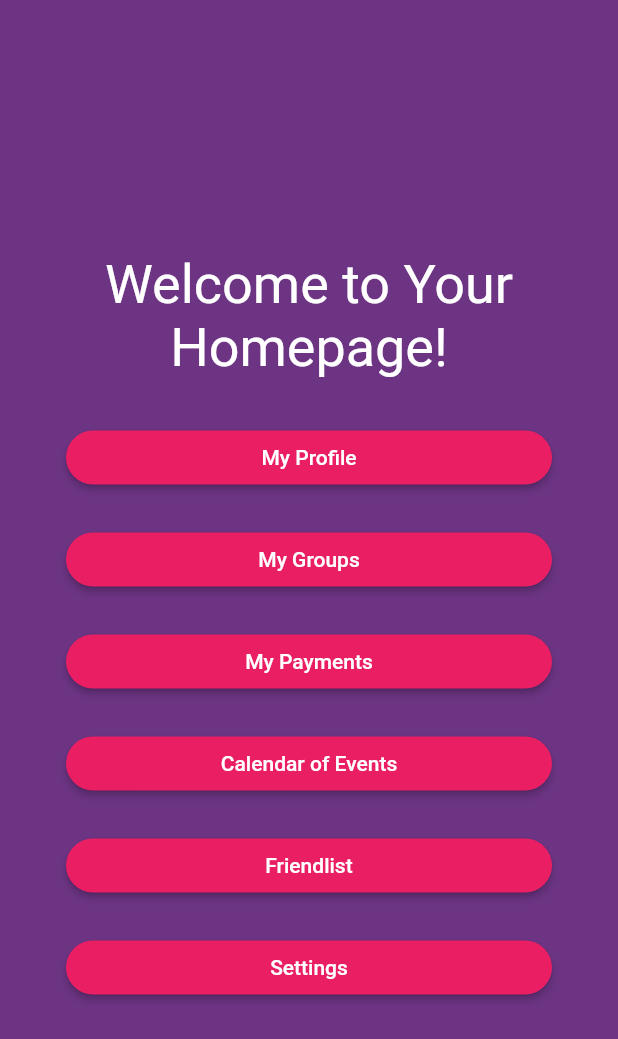
After one commit to dragane359/PlanPal_v0, a Flutter app: the HomeScreen screen opened directly, on a phone screen of 412 x 824 dp. The commit adds this screen. Shown: the top 1039 px of the screen. Run offline on Flutter 3.47's test engine with Material 2 defaults, Android fonts, the phone set to English and light mode, and no system bars; our stand-ins replace firebase_auth, firebase_core, google_sign_in; accounts and stored records are empty.

Commit message:
basic homepage UI

```diff
--- a/lib/screens/existing_email_login.dart
+++ b/lib/screens/existing_email_login.dart
@@ -9,6 +9,7 @@ import 'package:flutterfire_samples/res/custom_colors.dart';
 import 'package:flutter/material.dart';
 //import 'package:cloud_firestore/cloud_firestore.dart';
 import 'package:flutterfire_samples/screens/email_next_screen.dart';
+import 'package:flutterfire_samples/screens/home_screen.dart';
 
 class ExistingEmailLogin extends StatefulWidget {
   static String tag = 'login-page';
@@ -55,7 +56,7 @@ class _ExistingEmailLoginState extends State<ExistingEmailLogin> {
       padding: EdgeInsets.all(8.0),
       child: Text(
         '$_errorMessage',
-        style: TextStyle(fontSize: 14.0, color: Colors.red),
+        style: TextStyle(color: Colors.red),
         textAlign: TextAlign.center,
       ),
     );
@@ -127,7 +128,7 @@ class _ExistingEmailLoginState extends State<ExistingEmailLogin> {
                         password: passwordController.text)
                     .then((uid) => Navigator.of(context).pushReplacement(
                         MaterialPageRoute(
-                            builder: (context) => EmailNextScreen())))
+                            builder: (context) => HomeScreen())))
                     .catchError((error) => {processError(error)});
               }
             },
@@ -175,7 +176,9 @@ class _ExistingEmailLoginState extends State<ExistingEmailLogin> {
                 SizedBox(height: 24.0),
                 loginButton,
                 SizedBox(height: 24.0),
-                cancel
+                cancel,
+                SizedBox(height: 24.0),
+                errorMessage
               ],
             ),
           ),
--- /dev/null
+++ b/lib/screens/home_screen.dart
@@ -0,0 +1,128 @@
+import 'package:flutter/material.dart';
+import 'package:firebase_auth/firebase_auth.dart';
+//import 'package:cloud_firestore/cloud_firestore.dart';
+import 'package:flutter/services.dart';
+import 'package:flutterfire_samples/res/custom_colors.dart';
+import 'package:flutterfire_samples/screens/user_info_screen.dart';
+import 'package:flutterfire_samples/screens/email_next_screen.dart';
+
+//import 'package:registration/home_page.dart';
+
+class HomeScreen extends StatefulWidget {
+  static String tag = 'home-page';
+  @override
+  _HomeScreenState createState() => new _HomeScreenState();
+}
+
+class _HomeScreenState extends State<HomeScreen> {
+  @override
+  Widget build(BuildContext context) {
+    return Scaffold(
+        backgroundColor: CustomColors.purplee,
+        body: Center(
+            child: ListView(
+          shrinkWrap: true,
+          padding: EdgeInsets.only(top: 16.0, left: 24.0, right: 24.0),
+          children: <Widget>[
+            Padding(
+              padding: EdgeInsets.symmetric(vertical: 8.0),
+              child: Text(
+                'Welcome to Your Homepage!',
+                style: TextStyle(fontSize: 36.0, color: Colors.white),
+                textAlign: TextAlign.center,
+              ),
+            ),
+            Padding(
+                padding: EdgeInsets.fromLTRB(20.0, 20.0, 20.0, 10.0),
+                child: RaisedButton(
+                  color: Colors.pink,
+                  shape: RoundedRectangleBorder(
+              borderRadius: BorderRadius.circular(24),
+            ),
+                  child: Text(
+                    'My Profile',
+                    style: TextStyle(color: Colors.white),
+                  ),
+                  onPressed: () {
+                    Navigator.pop(context);
+                  },
+                )),
+            Padding(
+                padding: EdgeInsets.fromLTRB(20.0, 10.0, 20.0, 10.0),
+                child: RaisedButton(
+                  color: Colors.pink,
+                  shape: RoundedRectangleBorder(
+              borderRadius: BorderRadius.circular(24),
+            ),
+                  child: Text(
+                    'My Groups',
+                    style: TextStyle(color: Colors.white),
+                  ),
+                  onPressed: () {
+                    Navigator.pop(context);
+                  },
+                )),
+            Padding(
+                padding: EdgeInsets.fromLTRB(20.0, 10.0, 20.0, 10.0),
+                child: RaisedButton(
+                  color: Colors.pink,
+                  shape: RoundedRectangleBorder(
+              borderRadius: BorderRadius.circular(24),
+            ),
+                  child: Text(
+                    'My Payments',
+                    style: TextStyle(color: Colors.white),
+                  ),
+                  onPressed: () {
+                    Navigator.pop(context);
+                  },
+                )),
+            Padding(
+                padding: EdgeInsets.fromLTRB(20.0, 10.0, 20.0, 10.0),
+                child: RaisedButton(
+                  color: Colors.pink,
+                  shape: RoundedRectangleBorder(
+              borderRadius: BorderRadius.circular(24),
+            ),
+                  child: Text(
+                    'Calendar of Events',
+                    style: TextStyle(color: Colors.white),
+                  ),
+                  onPressed: () {
+                    Navigator.pop(context);
+                  },
+                )),
+            Padding(
+                padding: EdgeInsets.fromLTRB(20.0, 10.0, 20.0, 10.0),
+                child: RaisedButton(
+                  color: Colors.pink,
+                  shape: RoundedRectangleBorder(
+              borderRadius: BorderRadius.circular(24),
+            ),
+                  child: Text(
+                    'Friendlist',
+                    style: TextStyle(color: Colors.white),
+                  ),
+                  onPressed: () {
+                    Navigator.pop(context);
+                  },
+                )),
+            Padding(
+                padding: EdgeInsets.fromLTRB(20.0, 10.0, 20.0, 10.0),
+                child: RaisedButton(
+                  color: Colors.pink,
+                  shape: RoundedRectangleBorder(
+              borderRadius: BorderRadius.circular(24),
+            ),
+                  child: Text(
+                    'Settings',
+                    style: TextStyle(color: Colors.white),
+                  ),
+                  onPressed: () {
+                    Navigator.pop(context);
+                  },
+                )),
+          ],
+        )));
+  }
+}
--- a/lib/screens/register_screen.dart
+++ b/lib/screens/register_screen.dart
@@ -1,10 +1,9 @@
-import 'package:flutter/material.dart';
-// ignore: duplicate_import
 import 'package:flutter/material.dart';
 import 'package:firebase_auth/firebase_auth.dart';
 //import 'package:cloud_firestore/cloud_firestore.dart';
 import 'package:flutter/services.dart';
 import 'package:flutterfire_samples/res/custom_colors.dart';
+import 'package:flutterfire_samples/screens/home_screen.dart';
 import 'package:flutterfire_samples/screens/user_info_screen.dart';
 import 'package:flutterfire_samples/screens/email_next_screen.dart';
 
@@ -216,7 +215,7 @@ class _RegisterScreenState extends State<RegisterScreen> {
                                     Navigator.of(context).pushReplacement(
                                       MaterialPageRoute(
                                           builder: (context) =>
-                                              EmailNextScreen()),
+                                              HomeScreen()),
                                     ),
                                   });
                         }
```
